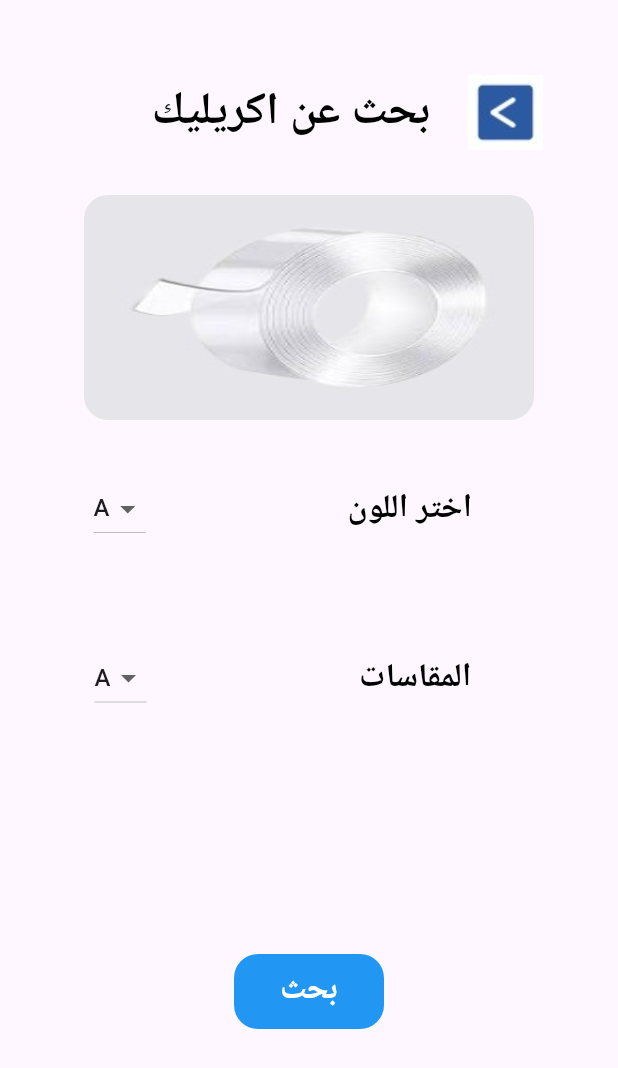
After one commit to Kaream66/Bannars-Progect, a Flutter app: the ChooseEckrelick screen opened directly, on a phone screen of 412 x 824 dp. The commit adds this screen. Shown: the top 1068 px of the screen. Run offline on Flutter 3.47's test engine with Material 3 defaults, Android fonts, the phone set to English and light mode, and no system bars.

Commit message:
create eckrileck page and choose eckrileck page

```diff
--- /dev/null
+++ b/lib/pages/eckrelick/choose_eckrelick.dart
@@ -0,0 +1,73 @@
+import 'package:banners_app/widgets/choose_widget.dart';
+import 'package:banners_app/widgets/custom_button.dart';
+import 'package:banners_app/widgets/image_widget.dart';
+import 'package:flutter/material.dart';
+
+class ChooseEckrelick extends StatelessWidget {
+  const ChooseEckrelick({super.key});
+
+  @override
+  Widget build(BuildContext context) {
+    return Scaffold(
+      body: Padding(
+        padding: const EdgeInsets.all(20.0),
+        child: Center(
+          child: Column(
+            children: [
+              Padding(
+                padding: const EdgeInsets.only(top: 30.0, right: 30),
+                child: Row(
+                  mainAxisAlignment: MainAxisAlignment.end,
+                  children: [
+                    const Text(
+                      '  بحث عن اكريليك',
+                      style: TextStyle(
+                        fontSize: 30,
+                        color: Colors.black,
+                        fontWeight: FontWeight.bold,
+                      ),
+                    ),
+                    const SizedBox(
+                      width: 25,
+                    ),
+                    GestureDetector(
+                      onTap: () {
+                        Navigator.pop(context);
+                      },
+                      child: Image.asset('assets/images/Backarrow.jpg'),
+                    ),
+                  ],
+                ),
+              ),
+              const SizedBox(
+                height: 30,
+              ),
+              const ImageWidget(imagePath: 'assets/images/ecklerik.jpg'),
+              const SizedBox(
+                height: 35,
+              ),
+              const ChooseWidget(chooseName: 'اختر اللون'),
+              const SizedBox(
+                height: 30,
+              ),
+              const SizedBox(
+                height: 35,
+              ),
+              const ChooseWidget(chooseName: ' المقاسات'),
+              const SizedBox(
+                height: 30,
+              ),
+
+
+              const SizedBox(height: 130,),
+              CustomButton(
+                label: 'بحث',
+                onTap: () {},
+              )
+            ],
+          ),
+        ),
+      ),
+    );
+  }
+}
--- a/lib/widgets/home_body.dart
+++ b/lib/widgets/home_body.dart
@@ -1,5 +1,5 @@
 import 'package:banners_app/pages/cladding/clading_page.dart';
-import 'package:banners_app/pages/eckrelick_page.dart';
+import 'package:banners_app/pages/eckrelick/eckrelick_page.dart';
 import 'package:banners_app/pages/led/led_page.dart';
 import 'package:banners_app/pages/trans/trans_page.dart';
 import 'package:banners_app/widgets/category.dart';
```
Also changed, not shown: lib/pages/eckrelick/add_eckrelick.dart (added, +10 -0 lines), lib/pages/eckrelick/delete_eckrelick.dart (added, +9 -0 lines), lib/pages/eckrelick/eckrelick_page.dart (added, +133 -0 lines), lib/pages/eckrelick/edit_eckrelick.dart (added, +9 -0 lines), lib/pages/eckrelick_page.dart (deleted, +0 -10 lines).
